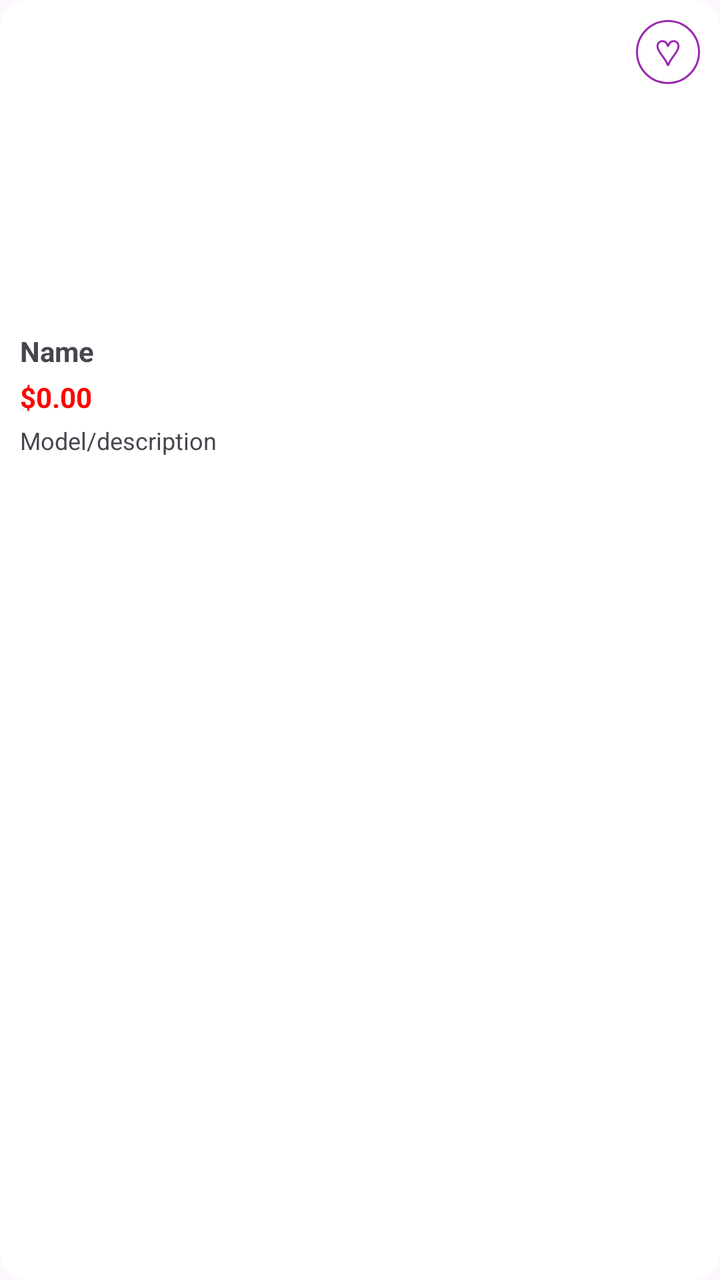
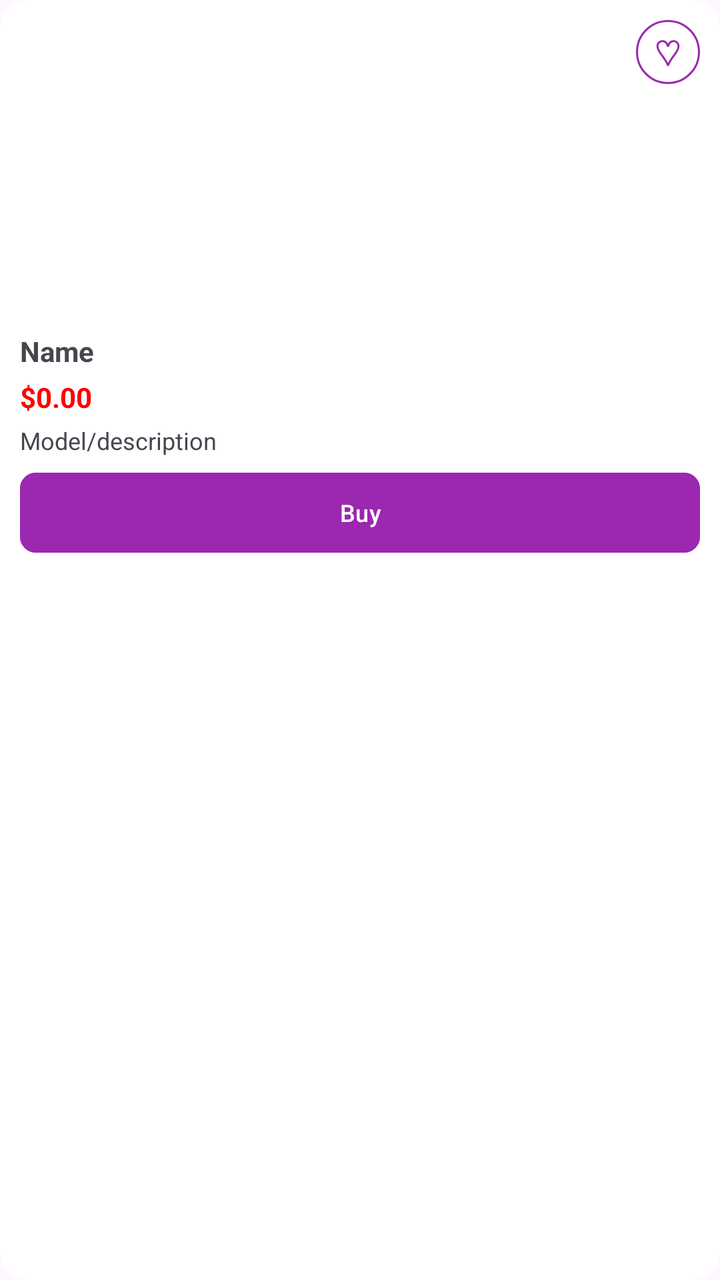

Compare the two renders of this Android layout. The source of the first and the diff that turns it into the second are given below.
<!-- AndroidManifest.xml: application theme Theme.Smd_assigment_1 -->
<!-- res/layout/item_recommended.xml -->
<?xml version="1.0" encoding="utf-8"?>
<LinearLayout xmlns:android="http://schemas.android.com/apk/res/android"
    android:layout_width="match_parent"
    android:layout_height="wrap_content"
    android:orientation="vertical"
    android:background="@drawable/item_card_bg"
    android:padding="10dp"
    xmlns:app="http://schemas.android.com/apk/res-auto">

    <FrameLayout
        android:layout_width="match_parent"
        android:layout_height="150dp">

        <ImageView
            android:id="@+id/productImage"
            android:layout_width="match_parent"
            android:layout_height="match_parent"
            android:scaleType="centerInside"
            android:contentDescription="product image" />

        <TextView
            android:id="@+id/heartButton"
            android:layout_width="32dp"
            android:layout_height="32dp"
            android:layout_gravity="top|end"
            android:background="@drawable/heart_circle_bg"
            android:gravity="center"
            android:text="♡"
            android:textColor="@color/purple"
            android:textSize="18sp"
            android:clickable="true"
            android:focusable="true"
            android:padding="0dp" />

        <TextView
            android:id="@+id/product"
            android:layout_width="wrap_content"
            android:layout_height="wrap_content"
            android:visibility="gone" />
    </FrameLayout>

    <TextView
        android:id="@+id/productName"
        android:layout_width="match_parent"
        android:layout_height="wrap_content"
        android:text="Name"
        android:textStyle="bold"
        android:textSize="14sp"
        android:maxLines="2"
        android:ellipsize="end"
        android:paddingTop="6dp" />

    <TextView
        android:id="@+id/productPrice"
        android:layout_width="match_parent"
        android:layout_height="wrap_content"
        android:text="$0.00"
        android:textColor="#ff0000"
        android:textStyle="bold"
        android:textSize="14sp"
        android:paddingTop="4dp" />

    <TextView
        android:id="@+id/productModel"
        android:layout_width="match_parent"
        android:layout_height="wrap_content"
        android:text="Model/description"
        android:textSize="12sp"
        android:maxLines="2"
        android:ellipsize="end"
        android:paddingTop="4dp" />

</LinearLayout>
<!-- resources referenced by this layout -->
<resources>
  <color name="purple">#9C27B0</color>
  <!-- drawable heart_circle_bg (drawable) -->
  <shape xmlns:android="http://schemas.android.com/apk/res/android" android:shape="oval">
      <solid android:color="@android:color/white"/>
      <stroke android:width="1dp" android:color="@color/purple"/>
      <size
          android:width="32dp"
          android:height="32dp"/>
  </shape>
  <!-- drawable item_card_bg (drawable) -->
  <shape xmlns:android="http://schemas.android.com/apk/res/android" android:shape="rectangle">
      <solid android:color="@android:color/white"/>
      <corners android:radius="14dp"/>
      <padding android:left="8dp" android:top="8dp" android:right="8dp" android:bottom="8dp"/>
  </shape>
  <style name="Theme.Smd_assigment_1" parent="Base.Theme.Smd_assigment_1" />
  <style name="Base.Theme.Smd_assigment_1" parent="Theme.Material3.DayNight.NoActionBar">
          
          
      </style>
</resources>

<!-- the commit's change to res/layout/item_recommended.xml (unified diff, before → after) -->
@@ -70,4 +70,19 @@
         android:ellipsize="end"
         android:paddingTop="4dp" />
 
+    <com.google.android.material.button.MaterialButton
+        android:id="@+id/btnBuy"
+        android:layout_width="match_parent"
+        android:layout_height="40dp"
+        android:layout_marginTop="8dp"
+        android:text="Buy"
+        android:textSize="12sp"
+        android:textAllCaps="false"
+        app:cornerRadius="8dp"
+        android:backgroundTint="@color/purple"
+        android:textColor="@color/white"
+        android:padding="0dp"
+        android:insetTop="0dp"
+        android:insetBottom="0dp" />
+
 </LinearLayout>
<!-- resource entries referenced after the edit -->
@@ -1,6 +1,7 @@
 <!-- resources referenced by this layout -->
 <resources>
   <color name="purple">#9C27B0</color>
+  <color name="white">#FFFFFFFF</color>
   <!-- drawable heart_circle_bg (drawable) -->
   <shape xmlns:android="http://schemas.android.com/apk/res/android" android:shape="oval">
       <solid android:color="@android:color/white"/>
